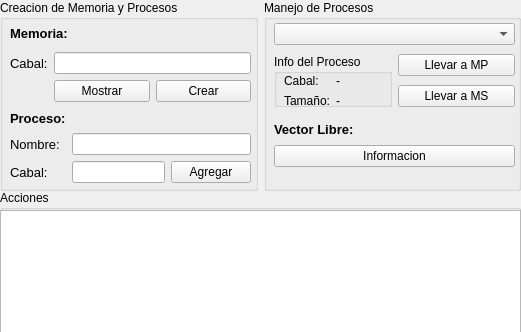
Old version of the form app/Principal.ui in the repository DarioFlores/BuddyApp; both pictures show x 0 to 521 and y 0 to 332 of the 521 by 584 pixel window.
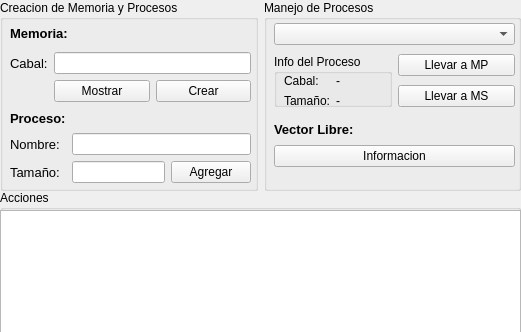
New version of the form.

Commit message:
Cambien la creacion de un proceso:      ahora se ingresa el tamanio en vez del cabal
     probe un ejercicio que nos dieron en la practica de la catedra y funciono muy bien
     , es mas me di cuenta que estaba mal el ejercicio que habia hecho

```diff
--- a/app/Principal.ui
+++ b/app/Principal.ui
@@ -79,7 +79,7 @@
        <property name="title">
         <string>Creacion de Memoria y Procesos</string>
        </property>
-       <widget class="QWidget" name="">
+       <widget class="QWidget" name="layoutWidget">
         <property name="geometry">
          <rect>
           <x>10</x>
@@ -126,7 +126,7 @@
             </font>
            </property>
            <property name="text">
-            <string>Cabal:</string>
+            <string>Tamaño: </string>
            </property>
           </widget>
          </item>
@@ -142,7 +142,7 @@
          </item>
         </layout>
        </widget>
-       <widget class="QWidget" name="">
+       <widget class="QWidget" name="layoutWidget">
         <property name="geometry">
          <rect>
           <x>10</x>
```
Left out of the diff: 4 changed lines with no effect on the pictures. The commit also changes 2 other files.
